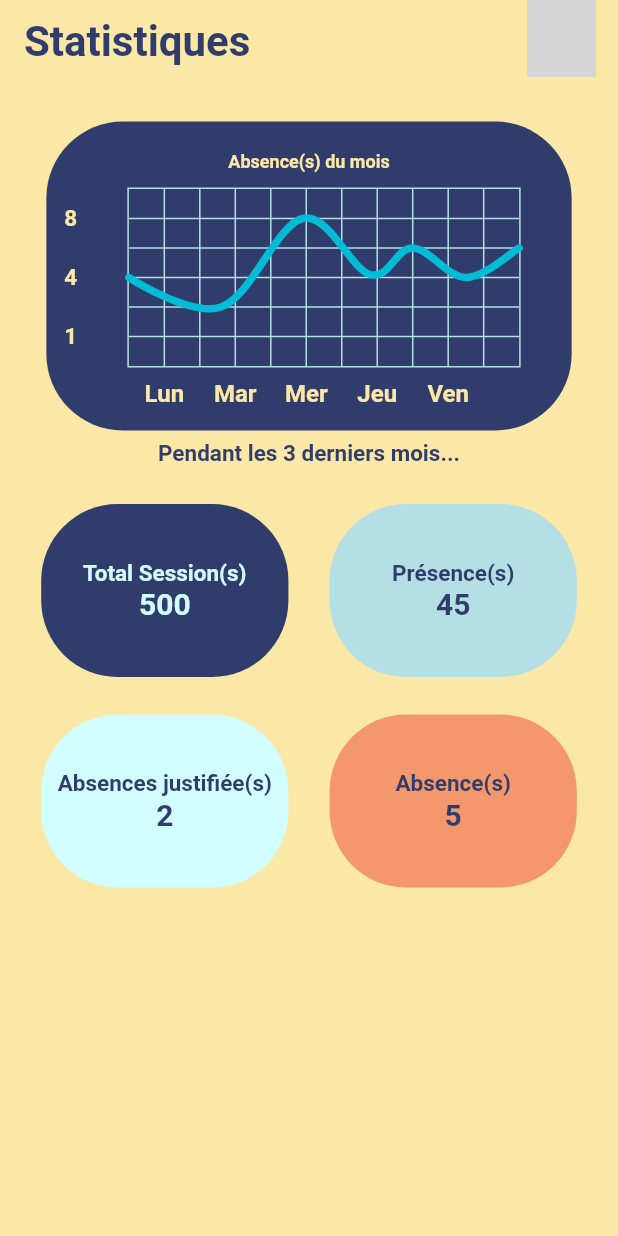
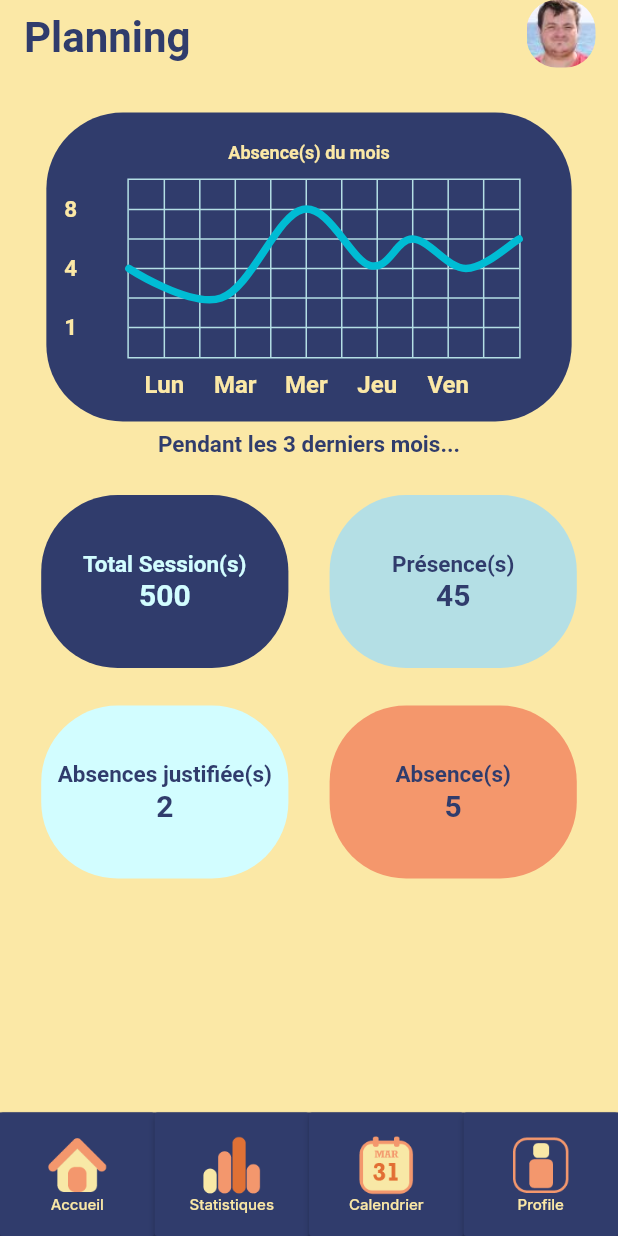
Before and after one commit to Necrelox/AR-U-Here, a Flutter app: the screen it shows after launch, after a tap on "Démarrer", on a phone screen of 412 x 824 dp. Run offline on Flutter 3.47's test engine with Material 2 defaults, Android fonts, the phone set to English and light mode, and no system bars; drawn by our look-alikes of fl_chart; our stand-ins replace font_awesome_flutter, google_fonts, table_calendar; grey boxes are pictures that could not be loaded.

Commit message:
update for navbar & appbar

```diff
--- a/App/lib/administrator/statistiquePage.dart
+++ b/App/lib/administrator/statistiquePage.dart
@@ -1,5 +1,7 @@
 import 'package:flutter/material.dart';
 import '../animation.dart';
+import '../components/appbar.dart';
+import '../components/navbar.dart';
 import '../welcome_page.dart';
 import 'package:google_fonts/google_fonts.dart';
 import 'package:fl_chart/fl_chart.dart';
@@ -451,39 +453,15 @@ class statistiquePage extends StatelessWidget {
 
   @override
   Widget build(BuildContext context) {
-    return MaterialApp(
-      title: 'Statistique',
-      debugShowCheckedModeBanner: false,
-      theme: ThemeData(scaffoldBackgroundColor: const Color(0xFFFBE8A6)),
-      home: Scaffold(
-      appBar: AppBar(
-        centerTitle: false,
-        elevation: 0,
-        actions: [
-          Padding(
-            padding: const EdgeInsets.fromLTRB(0, 0, 15, 5),
-            child:
-              ClipRRect(
-                borderRadius: BorderRadius.circular(20), // Image border
-                child: SizedBox.fromSize(
-                  size: const Size.fromRadius(23),
-                  child: Image.asset(
-                    './asset/marin.jpg',
-                    fit: BoxFit.cover,
-                  ),
-                ),
-              )
-          ),
-        ],
-        title: const Text(
-          "Statistiques",
-          style: TextStyle(
-            color: Color(0XFF303C6C),
-            fontSize: 28.0,
-            fontWeight: FontWeight.bold),
-          ),
-        backgroundColor: const Color(0xFFFBE8A6),
-        automaticallyImplyLeading: false,
+    return Scaffold(
+      backgroundColor: Color(0XFFFBE8A6),
+      bottomNavigationBar: const NavbarDemo(),
+      appBar: const PreferredSize(
+        preferredSize: Size.fromHeight(50),
+        child: ApplicationBar(
+          color:  Color(0XFFFBE8A6),
+          asset: 'asset/marin.jpg',
+        ),
       ),
       body: Stack(
         children: <Widget>[
@@ -509,6 +487,6 @@ class statistiquePage extends StatelessWidget {
           ),
         ],
       ),
-    ));
+    );
   }
 }
--- a/App/lib/components/appbar.dart
+++ b/App/lib/components/appbar.dart
@@ -30,7 +30,7 @@ class ApplicationBar extends StatelessWidget {
       title: const Text(
         "Planning",
         style: TextStyle(
-            color: Color(0XFFFBE8A6),
+            color: Color(0XFF303C6C),
             fontSize: 28.0,
             fontWeight: FontWeight.bold),
       ),
```
